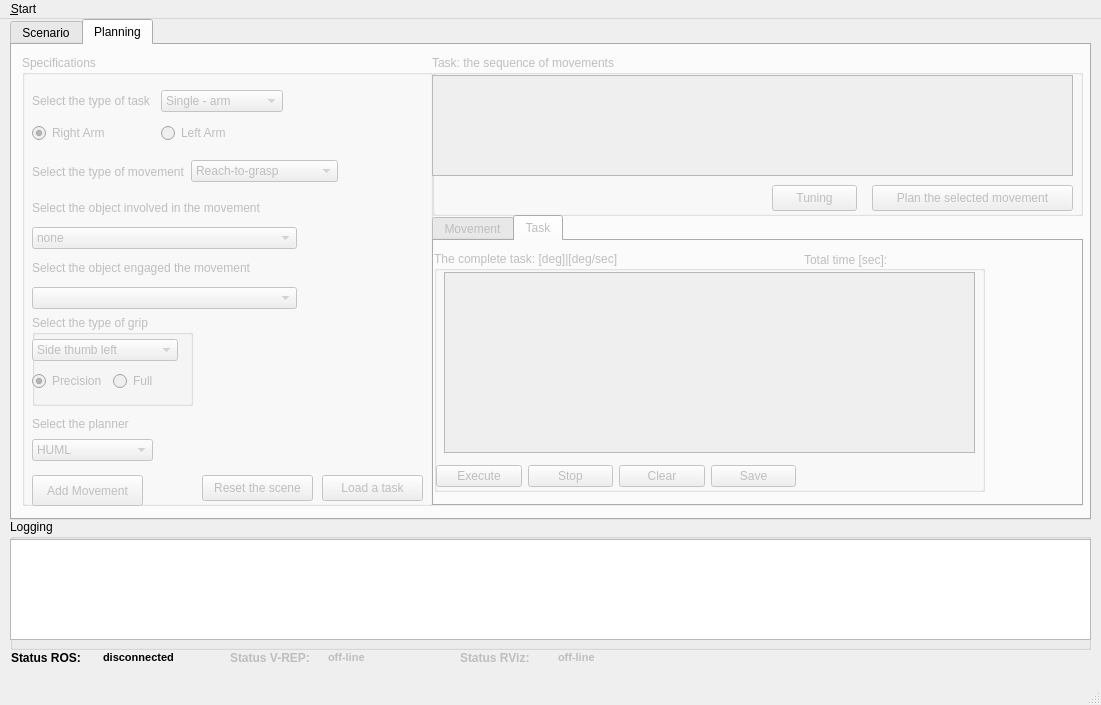
Qt form ui/main_window.ui (zohannn/motion_manager) before a commit.
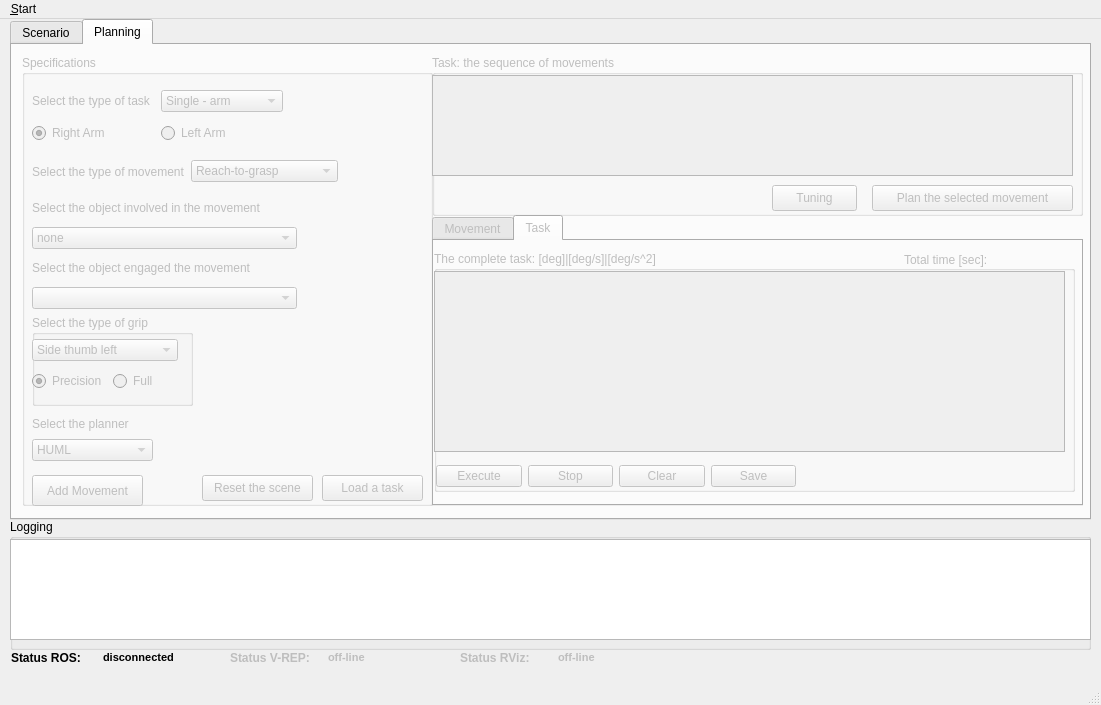
The same form after that commit. The open tabs and pages were chosen to show the change. Icons and pictures are not drawn.

```diff
--- a/ui/main_window.ui
+++ b/ui/main_window.ui
@@ -878,27 +878,17 @@
          <rect>
           <x>0</x>
           <y>10</y>
-          <width>551</width>
+          <width>641</width>
           <height>241</height>
          </rect>
         </property>
         <property name="title">
-         <string>The complete task: [deg]|[deg/sec]</string>
+         <string>The complete task: [deg]|[deg/s]|[deg/s^2]</string>
         </property>
-        <widget class="QListWidget" name="listWidget_sol_task">
-         <property name="geometry">
-          <rect>
-           <x>10</x>
-           <y>21</y>
-           <width>531</width>
-           <height>181</height>
-          </rect>
-         </property>
-        </widget>
         <widget class="QWidget" name="layoutWidget_time_task">
          <property name="geometry">
           <rect>
-           <x>370</x>
+           <x>470</x>
            <y>0</y>
            <width>166</width>
            <height>17</height>
@@ -961,6 +951,16 @@
           </item>
          </layout>
         </widget>
+        <widget class="QTableWidget" name="tableWidget_sol_task">
+         <property name="geometry">
+          <rect>
+           <x>0</x>
+           <y>20</y>
+           <width>631</width>
+           <height>181</height>
+          </rect>
+         </property>
+        </widget>
        </widget>
       </widget>
      </widget>
```
Left out of the diff: 2 changed lines with no effect on the pictures.
